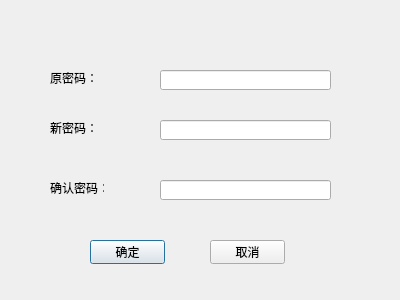
Above: frm_user_changepwd.ui from zhongjf25/Airline-Reservation-System before the change. Below: the same form after it.
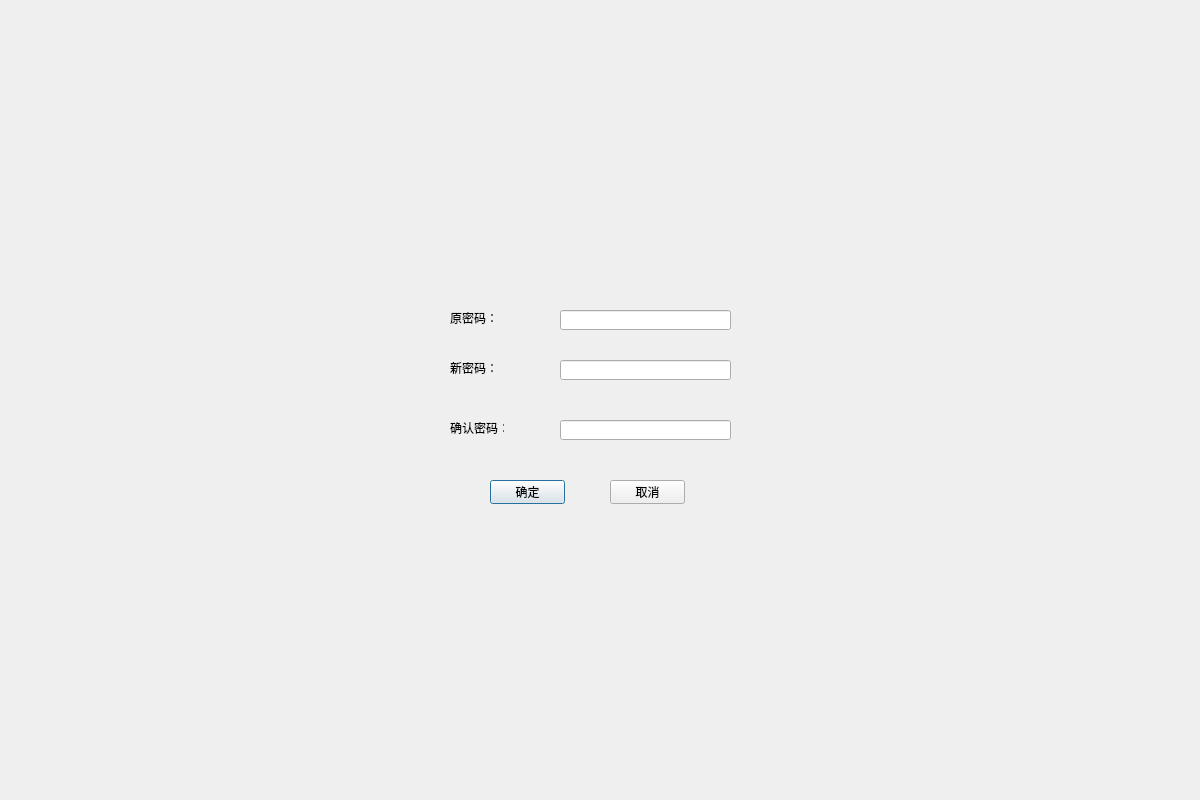
That is the form after the change.

```diff
--- a/frm_user_changepwd.ui
+++ b/frm_user_changepwd.ui
@@ -6,18 +6,30 @@
    <rect>
     <x>0</x>
     <y>0</y>
-    <width>400</width>
-    <height>300</height>
+    <width>1200</width>
+    <height>800</height>
    </rect>
   </property>
+  <property name="minimumSize">
+   <size>
+    <width>1200</width>
+    <height>800</height>
+   </size>
+  </property>
+  <property name="maximumSize">
+   <size>
+    <width>1200</width>
+    <height>800</height>
+   </size>
+  </property>
   <property name="windowTitle">
    <string>Dialog</string>
   </property>
   <widget class="QLabel" name="lbl_pwd0">
    <property name="geometry">
     <rect>
-     <x>50</x>
-     <y>70</y>
+     <x>450</x>
+     <y>310</y>
      <width>54</width>
      <height>16</height>
     </rect>
@@ -29,8 +41,8 @@
   <widget class="QLabel" name="lbl_pwd1">
    <property name="geometry">
     <rect>
-     <x>50</x>
-     <y>120</y>
+     <x>450</x>
+     <y>360</y>
      <width>54</width>
      <height>16</height>
     </rect>
@@ -42,8 +54,8 @@
   <widget class="QLabel" name="lbl_pwd2">
    <property name="geometry">
     <rect>
-     <x>50</x>
-     <y>180</y>
+     <x>450</x>
+     <y>420</y>
      <width>54</width>
      <height>16</height>
     </rect>
@@ -55,8 +67,8 @@
   <widget class="QLineEdit" name="txt_pwd0">
    <property name="geometry">
     <rect>
-     <x>160</x>
-     <y>70</y>
+     <x>560</x>
+     <y>310</y>
      <width>171</width>
      <height>20</height>
     </rect>
@@ -68,8 +80,8 @@
   <widget class="QLineEdit" name="txt_pwd1">
    <property name="geometry">
     <rect>
-     <x>160</x>
-     <y>120</y>
+     <x>560</x>
+     <y>360</y>
      <width>171</width>
      <height>20</height>
     </rect>
@@ -81,8 +93,8 @@
   <widget class="QLineEdit" name="txt_pwd2">
    <property name="geometry">
     <rect>
-     <x>160</x>
-     <y>180</y>
+     <x>560</x>
+     <y>420</y>
      <width>171</width>
      <height>20</height>
     </rect>
@@ -94,8 +106,8 @@
   <widget class="QPushButton" name="button_yes">
    <property name="geometry">
     <rect>
-     <x>90</x>
-     <y>240</y>
+     <x>490</x>
+     <y>480</y>
      <width>75</width>
      <height>24</height>
     </rect>
@@ -107,8 +119,8 @@
   <widget class="QPushButton" name="button_no">
    <property name="geometry">
     <rect>
-     <x>210</x>
-     <y>240</y>
+     <x>610</x>
+     <y>480</y>
      <width>75</width>
      <height>24</height>
     </rect>
```
